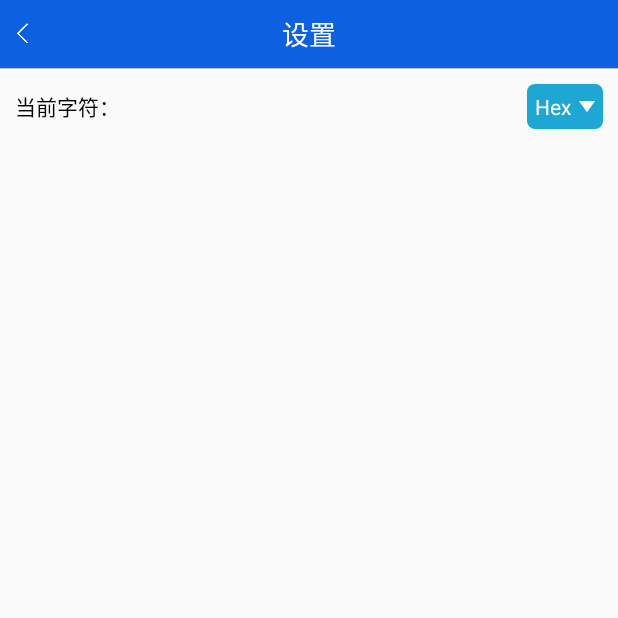
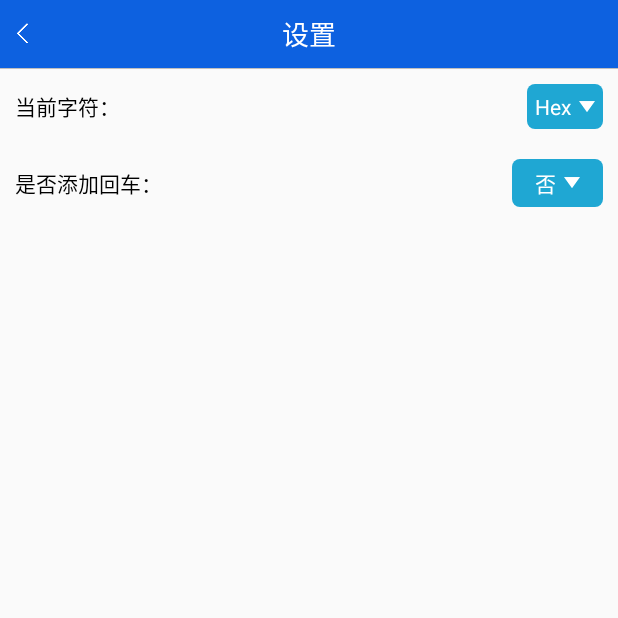
Before and after one commit to diaoerlangdang/HJBleDemo, an Android app: the SetActivity screen opened directly, with no data from a screen before it, on a phone screen of 412 x 824 dp, the top half of it. Run offline under Robolectric (Android 15) with nearby library versions, the light colour scheme and no system bars; libraries missing offline, so code that uses them is left out: com.orhanobut.logger; 3 statements that could not run were skipped.

Commit message:
添加是否自动添加回车开关

```diff
--- a/Android/HJBleDemo/app/src/main/java/com/hongjia/hjbledemo/HJBleApplication.java
+++ b/Android/HJBleDemo/app/src/main/java/com/hongjia/hjbledemo/HJBleApplication.java
@@ -53,4 +53,16 @@ public class HJBleApplication extends Application {
 
         SPUtils.put(getAppContext(), "isBleHex", bleHex);
     }
+
+    // 是否在发送数据后面自动加回车
+    public boolean isAddReturn() {
+
+        Boolean addReturn = (Boolean)SPUtils.get(getAppContext(), "isAddReturn", false);
+        return addReturn.booleanValue();
+    }
+
+    public void setAddReturn(boolean addReturn) {
+
+        SPUtils.put(getAppContext(), "isAddReturn", addReturn);
+    }
 }
--- a/Android/HJBleDemo/app/src/main/java/com/hongjia/hjbledemo/SetActivity.java
+++ b/Android/HJBleDemo/app/src/main/java/com/hongjia/hjbledemo/SetActivity.java
@@ -21,11 +21,15 @@ public class SetActivity extends BaseActivity {
     private LinearLayout selectModeBtn;
     // 选择字符
     private LinearLayout selectCharBtn;
+    // 选择是否添加回车
+    private LinearLayout selectAddReturnBtn;
 
     // 选择模式
     private TextView modeTxt;
     // 选择字符
     private TextView charTxt;
+    // 选择是否添加回车
+    private TextView returnTxt;
 
     private boolean isConfig;
 
@@ -50,6 +54,7 @@ public class SetActivity extends BaseActivity {
 
         modeTxt = findViewById(R.id.mode_txt);
         charTxt = findViewById(R.id.char_txt);
+        returnTxt = findViewById(R.id.return_txt);
 
         selectCharBtn = findViewById(R.id.select_char);
         selectCharBtn.setOnClickListener(new View.OnClickListener() {
@@ -67,6 +72,14 @@ public class SetActivity extends BaseActivity {
             }
         });
 
+        selectAddReturnBtn = findViewById(R.id.select_return);
+        selectAddReturnBtn.setOnClickListener(new View.OnClickListener() {
+            @Override
+            public void onClick(View view) {
+                showSelectReturnPopupMenu();
+            }
+        });
+
         if (HJBleApplication.shareInstance().isBleConfig()) {
             modeTxt.setText("配置模式");
         }
@@ -79,6 +92,13 @@ public class SetActivity extends BaseActivity {
         }
         else {
             charTxt.setText("ASCII");
+        }
+
+        if (HJBleApplication.shareInstance().isAddReturn()) {
+            returnTxt.setText("是");
+        }
+        else {
+            returnTxt.setText("否");
         }
 
         // 不支持配置
@@ -144,4 +164,31 @@ public class SetActivity extends BaseActivity {
         });
         popupMenu.show();
     }
+
+    private void showSelectReturnPopupMenu(){
+        PopupMenu popupMenu = new PopupMenu(this,selectAddReturnBtn);
+        popupMenu.inflate(R.menu.menu_select_return);
+
+        popupMenu.setOnMenuItemClickListener(new PopupMenu.OnMenuItemClickListener() {
+            @Override
+            public boolean onMenuItemClick(MenuItem menuItem) {
+                switch (menuItem.getItemId()){
+                    case R.id.yes:
+                        returnTxt.setText("是");
+                        HJBleApplication.shareInstance().setAddReturn(true);
+                        return true;
+                    case R.id.no:
+                        returnTxt.setText("否");
+                        HJBleApplication.shareInstance().setAddReturn(false);
+                        return true;
+
+                    default:
+                        //do nothing
+                }
+
+                return false;
+            }
+        });
+        popupMenu.show();
+    }
 }
--- a/Android/HJBleDemo/app/src/main/res/layout/activity_set.xml
+++ b/Android/HJBleDemo/app/src/main/res/layout/activity_set.xml
@@ -83,4 +83,47 @@
 
     </RelativeLayout>
 
+    <RelativeLayout
+        android:id="@+id/add_return_layout"
+        android:layout_width="match_parent"
+        android:layout_height="wrap_content"
+        android:padding="10dp">
+
+        <TextView
+            android:layout_width="wrap_content"
+            android:layout_height="wrap_content"
+            android:layout_centerVertical="true"
+            android:textColor="@android:color/black"
+            android:text="是否添加回车："/>
+
+        <LinearLayout
+            android:id="@+id/select_return"
+            android:layout_width="wrap_content"
+            android:layout_height="wrap_content"
+            android:orientation="horizontal"
+            android:paddingTop="5dp"
+            android:paddingBottom="5dp"
+            android:paddingLeft="15dp"
+            android:paddingRight="15dp"
+            android:layout_alignParentRight="true"
+            android:background="@drawable/button_background">
+
+            <TextView
+                android:id="@+id/return_txt"
+                android:layout_width="wrap_content"
+                android:layout_height="wrap_content"
+                android:textColor="@android:color/white"
+                android:paddingRight="5dp"
+                android:text="否"/>
+
+            <ImageView
+                android:layout_width="wrap_content"
+                android:layout_height="wrap_content"
+                android:layout_gravity="center_vertical"
+                android:src="@mipmap/down"/>
+
+        </LinearLayout>
+
+    </RelativeLayout>
+
 </LinearLayout>
--- /dev/null
+++ b/Android/HJBleDemo/app/src/main/res/menu/menu_select_return.xml
@@ -0,0 +1,15 @@
+<menu xmlns:android="http://schemas.android.com/apk/res/android"
+    xmlns:app="http://schemas.android.com/apk/res-auto"
+    xmlns:tools="http://schemas.android.com/tools"
+    tools:context="com.android.peter.menudemo.MenuDemoActivity">
+    <item
+        android:id="@+id/yes"
+        android:orderInCategory="100"
+        android:title="是"
+        app:showAsAction="never" />
+    <item
+        android:id="@+id/no"
+        android:orderInCategory="100"
+        android:title="否"
+        app:showAsAction="never" />
+</menu>
```
Also changed, not shown: Android/HJBleDemo/app/src/main/java/com/hongjia/hjbledemo/BluetoothControlAcitvity.java (+9 -0 lines).
